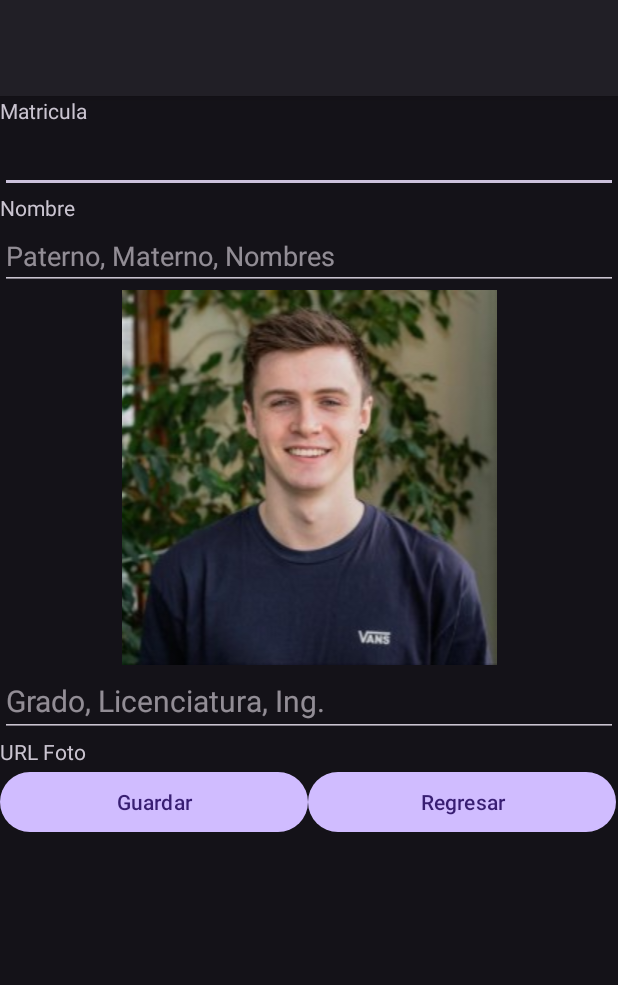
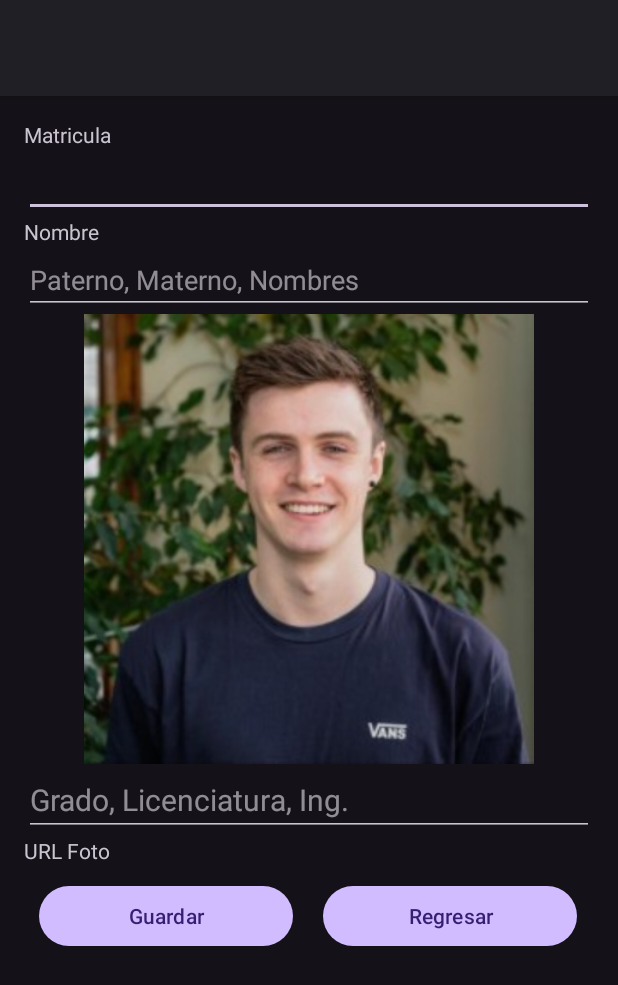
Before and after one commit to INGCapaDev/listview-personalized-filtered, an Android app: the AlumnoAltaActivity screen opened directly, with no data from a screen before it, after a tap on "Guardar", on a phone screen of 412 x 824 dp. Shown: the top 985 px of the screen. Run offline under Robolectric (Android 15) with nearby library versions, the phone set to English and light mode, and no system bars; 6 statements that could not run were skipped.

Commit message:
Design Fix

```diff
--- a/app/src/main/java/com/example/listviewperso/AlumnoAltaActivity.java
+++ b/app/src/main/java/com/example/listviewperso/AlumnoAltaActivity.java
@@ -51,7 +51,7 @@ public class AlumnoAltaActivity extends AppCompatActivity {
                 alumno.setNombre(txtNombre.getText().toString());
                 alumno.setImg(R.drawable.avatar);
 
-                if (validar()){
+                if (validar()) {
                     Aplicacion.alumnos.add(alumno);
                     setResult(Activity.RESULT_OK);
                     finish();
@@ -60,21 +60,20 @@ public class AlumnoAltaActivity extends AppCompatActivity {
                     txtMatricula.requestFocus();
                 }
 
+            }
             if (posicion >= 0) {
                 alumno.setMatricula(txtMatricula.getText().toString());
                 alumno.setNombre(txtNombre.getText().toString());
                 alumno.setCarrera(txtGrado.getText().toString());
 
                 Aplicacion.alumnos.get(posicion).setMatricula(alumno.getMatricula());
-                    Aplicacion.alumnos.get(posicion).setNombre(alumno.getMatricula());
+                Aplicacion.alumnos.get(posicion).setNombre(alumno.getNombre());
                 Aplicacion.alumnos.get(posicion).setCarrera(alumno.getCarrera());
 
                 Toast.makeText(getApplicationContext(), "Se modifico con exito ", Toast.LENGTH_SHORT).show();
 
 
             }
-            }
-
         });
 
         btnRegresar.setOnClickListener(v -> {
--- a/app/src/main/res/layout/activity_alumno_alta.xml
+++ b/app/src/main/res/layout/activity_alumno_alta.xml
@@ -4,7 +4,8 @@
     xmlns:tools="http://schemas.android.com/tools"
     android:layout_width="match_parent"
     android:layout_height="match_parent"
-    tools:context=".AlumnoAltaActivity">
+    tools:context=".AlumnoAltaActivity"
+    android:padding="16dp">
 
     <LinearLayout
         android:layout_width="match_parent"
@@ -31,7 +32,7 @@
             android:hint="Paterno, Materno, Nombres"/>
         <ImageView
             android:layout_width="match_parent"
-            android:layout_height="wrap_content"
+            android:layout_height="300dp"
             android:src="@drawable/avatar"
             android:id="@+id/imgAlumno"/>
         <EditText
@@ -60,6 +61,7 @@
                     android:text="Guardar"
                     android:id="@+id/btnSalir"
                     android:layout_span="2"
+                    android:layout_margin="10dp"
                     />
                 <Button
                     android:layout_width="match_parent"
@@ -67,6 +69,7 @@
                     android:text="Regresar"
                     android:id="@+id/btnRegresar"
                     android:layout_span="2"
+                    android:layout_margin="10dp"
                     />
             </TableRow>
         </TableLayout>
```
Also changed, not shown: app/src/main/java/com/example/listviewperso/AdapterAlumno.java (+7 -3 lines), app/src/main/java/com/example/listviewperso/MainActivity.java (+25 -0 lines), app/src/main/res/drawable-anydpi/ic_action_name.xml (added, +11 -0 lines), app/src/main/res/layout/activity_main.xml (+5 -3 lines), app/src/main/res/menu/searchview.xml (added, +10 -0 lines), app/src/main/res/drawable-hdpi/ic_action_name.png (added), app/src/main/res/drawable-mdpi/ic_action_name.png (added), app/src/main/res/drawable-xhdpi/ic_action_name.png (added), app/src/main/res/drawable-xxhdpi/ic_action_name.png (added), app/src/main/res/drawable/addicon.png (added). Lines whose indentation alone changed are shown as unchanged.
